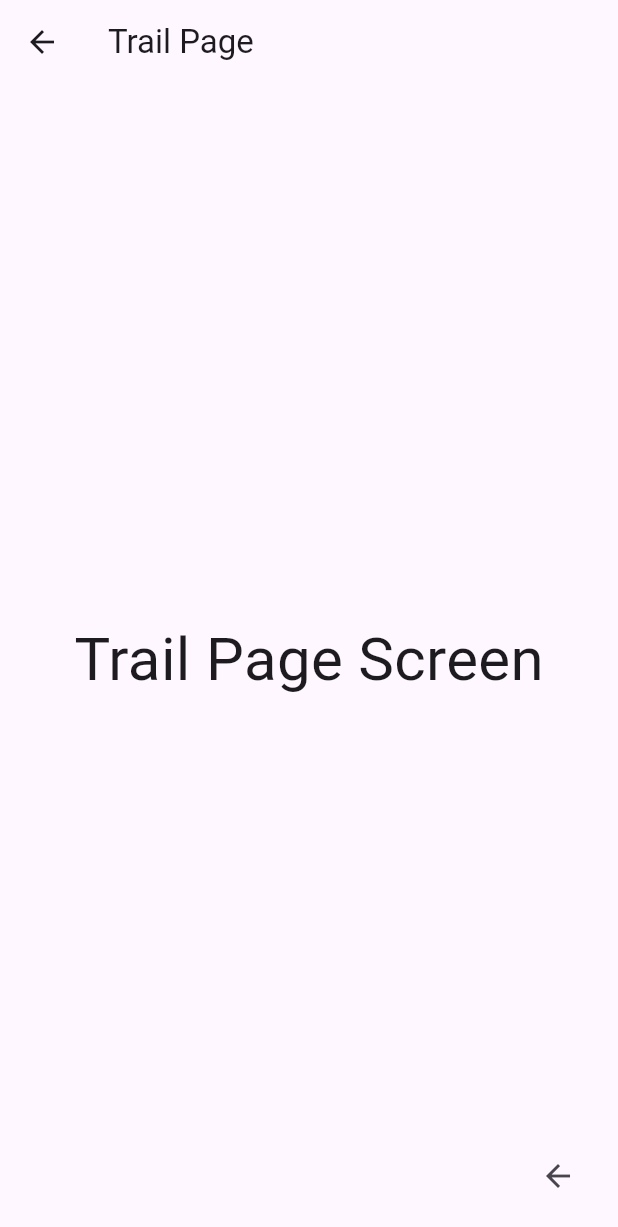
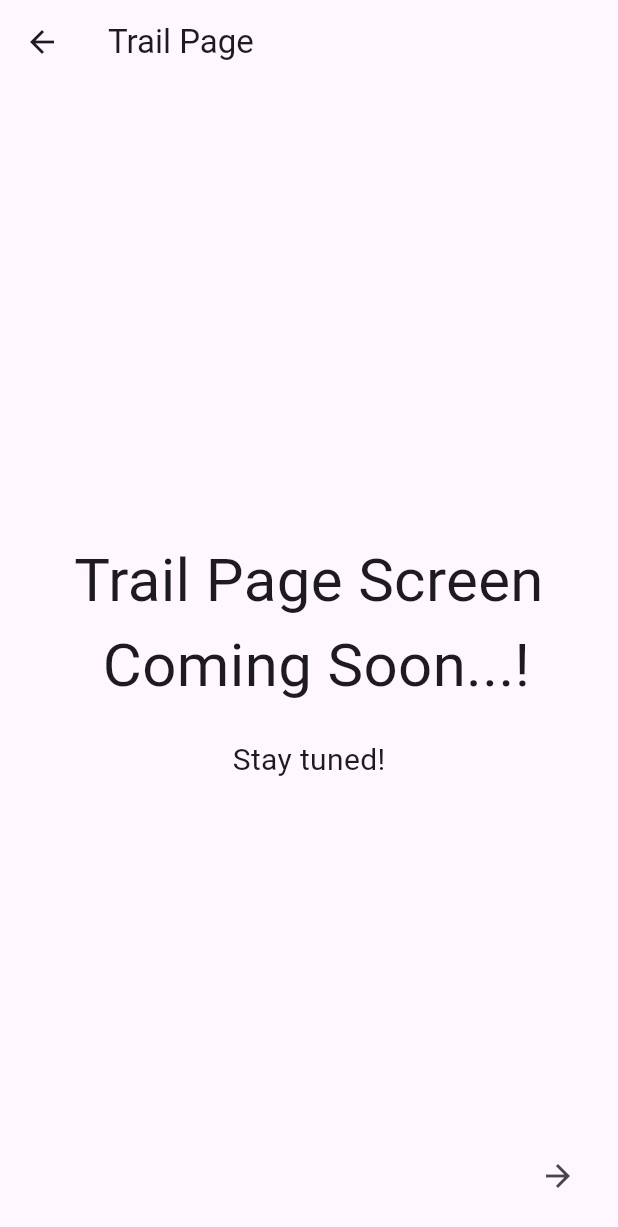
Before and after one commit to tharinduhccakalanka/grocery_app, a Flutter app: the Trail screen opened directly, on a phone screen of 412 x 824 dp. Shown: the top 1227 px of the screen. Run offline on Flutter 3.47's test engine with Material 3 defaults, Android fonts, the light colour scheme and no system bars; our stand-ins replace animate_do, awesome_dialog, firebase_auth, firebase_core, flutter_svg, logger; accounts and stored records are empty.

Commit message:
updated codes

```diff
--- a/lib/screens/main/trail/trail.dart
+++ b/lib/screens/main/trail/trail.dart
@@ -1,4 +1,5 @@
 import 'package:flutter/material.dart';
+import 'package:grocery_app_1/screens/main/home/home.dart';
 
 class Trail extends StatefulWidget {
   const Trail({super.key});
@@ -15,15 +16,29 @@ class _TrailState extends State<Trail> {
         title: const Text("Trail Page"),
       ),
       body: Center(
-        child: Text(
-          "Trail Page Screen",
-          style: TextStyle(fontSize: 40),
+        child: Column(
+          mainAxisAlignment: MainAxisAlignment.center,
+          children: const [
+            Text(
+              "Trail Page Screen \n Coming Soon...!",
+              style: TextStyle(fontSize: 40),
+              textAlign: TextAlign.center,
+            ),
+            SizedBox(height: 20),
+            Text(
+              "Stay tuned!",
+              style: TextStyle(fontSize: 20),
+            ),
+          ],
         ),
       ),
       floatingActionButton: IconButton(
-        icon: Icon(Icons.arrow_back),
+        icon: const Icon(Icons.arrow_forward),
         onPressed: () {
-          Navigator.pop(context);
+          Navigator.pushReplacement(
+            context,
+            MaterialPageRoute(builder: (context) => const Home()),
+          );
         },
       ),
     );
```
